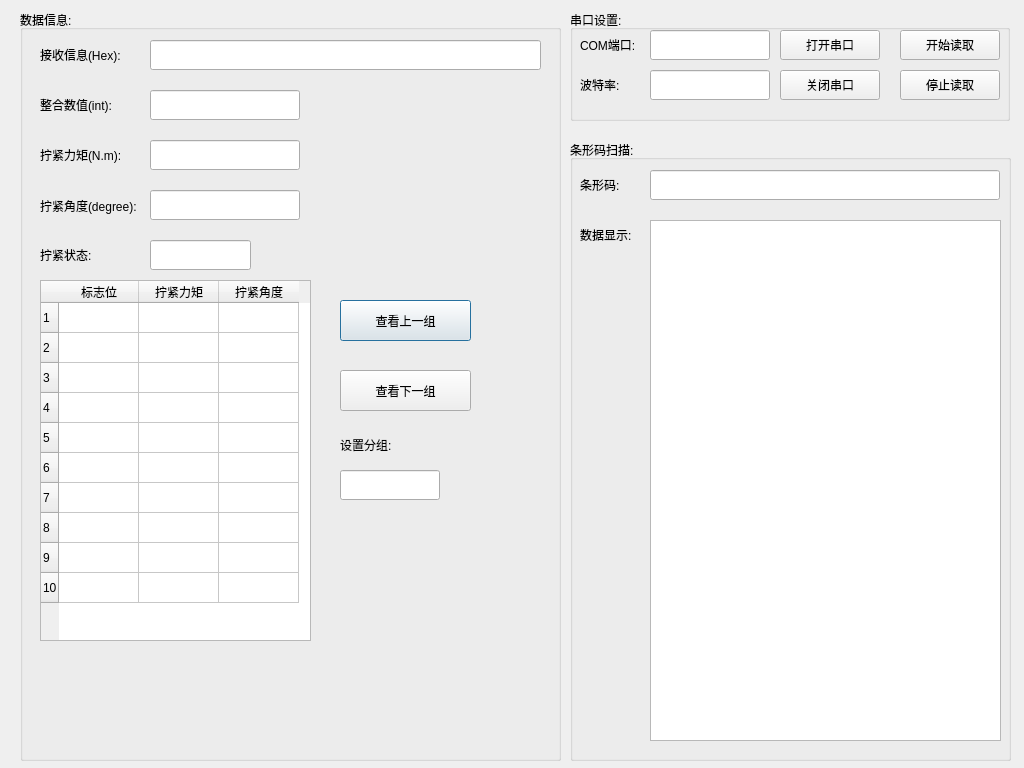
This is serialCom/res/serialCom.ui in Arvin-He/projects as Qt 5 draws it before an edit. The edited form follows.
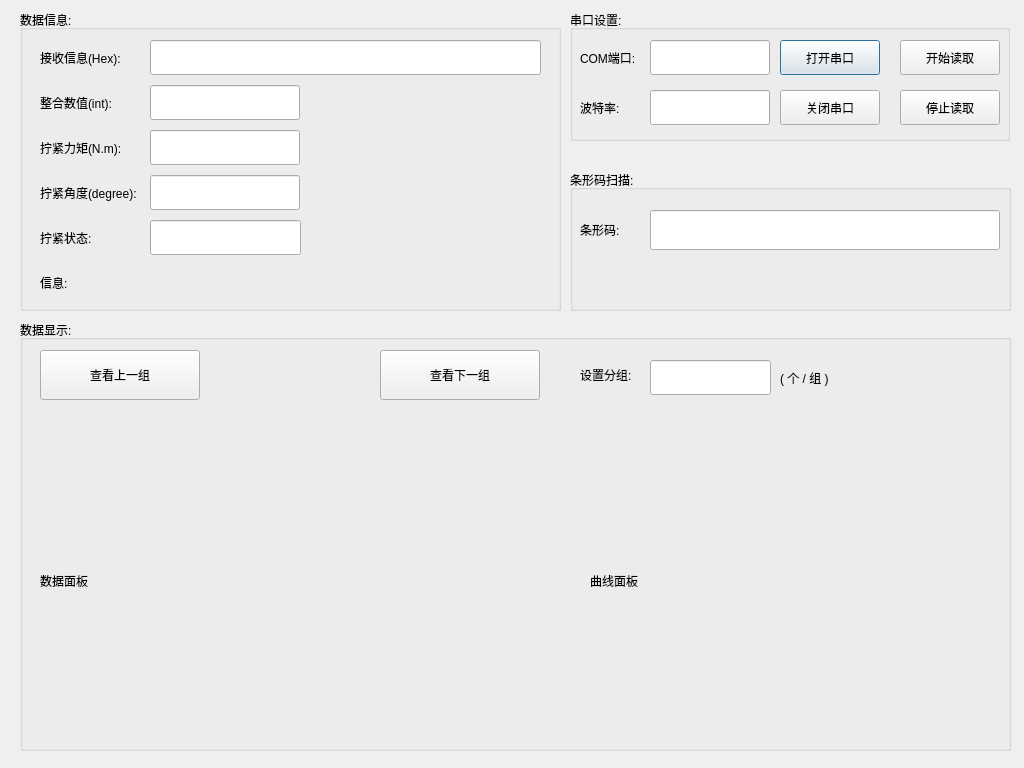
This is the edited form.

Commit message: 设定好界面布局,未添加样式

```diff
--- a/serialCom/res/serialCom.ui
+++ b/serialCom/res/serialCom.ui
@@ -25,7 +25,7 @@
      <x>20</x>
      <y>10</y>
      <width>541</width>
-     <height>751</height>
+     <height>301</height>
     </rect>
    </property>
    <property name="title">
@@ -37,7 +37,7 @@
       <x>130</x>
       <y>30</y>
       <width>391</width>
-      <height>30</height>
+      <height>35</height>
      </rect>
     </property>
     <property name="readOnly">
@@ -50,7 +50,7 @@
       <x>20</x>
       <y>30</y>
       <width>110</width>
-      <height>30</height>
+      <height>35</height>
      </rect>
     </property>
     <property name="text">
@@ -61,9 +61,9 @@
     <property name="geometry">
      <rect>
       <x>130</x>
-      <y>80</y>
+      <y>75</y>
       <width>150</width>
-      <height>30</height>
+      <height>35</height>
      </rect>
     </property>
     <property name="readOnly">
@@ -74,9 +74,9 @@
     <property name="geometry">
      <rect>
       <x>20</x>
-      <y>80</y>
+      <y>75</y>
       <width>110</width>
-      <height>30</height>
+      <height>35</height>
      </rect>
     </property>
     <property name="text">
@@ -87,9 +87,9 @@
     <property name="geometry">
      <rect>
       <x>130</x>
-      <y>130</y>
+      <y>120</y>
       <width>150</width>
-      <height>30</height>
+      <height>35</height>
      </rect>
     </property>
     <property name="readOnly">
@@ -100,9 +100,9 @@
     <property name="geometry">
      <rect>
       <x>20</x>
-      <y>130</y>
+      <y>120</y>
       <width>110</width>
-      <height>30</height>
+      <height>35</height>
      </rect>
     </property>
     <property name="text">
@@ -113,9 +113,9 @@
     <property name="geometry">
      <rect>
       <x>130</x>
-      <y>180</y>
+      <y>165</y>
       <width>150</width>
-      <height>30</height>
+      <height>35</height>
      </rect>
     </property>
     <property name="readOnly">
@@ -126,9 +126,9 @@
     <property name="geometry">
      <rect>
       <x>20</x>
-      <y>180</y>
+      <y>165</y>
       <width>111</width>
-      <height>31</height>
+      <height>35</height>
      </rect>
     </property>
     <property name="text">
@@ -139,9 +139,9 @@
     <property name="geometry">
      <rect>
       <x>20</x>
-      <y>230</y>
+      <y>210</y>
       <width>110</width>
-      <height>30</height>
+      <height>35</height>
      </rect>
     </property>
     <property name="text">
@@ -152,9 +152,9 @@
     <property name="geometry">
      <rect>
       <x>130</x>
-      <y>230</y>
-      <width>101</width>
-      <height>30</height>
+      <y>210</y>
+      <width>151</width>
+      <height>35</height>
      </rect>
     </property>
     <property name="readOnly">
@@ -164,8 +164,8 @@
    <widget class="QLabel" name="flagBitLabel">
     <property name="geometry">
      <rect>
-      <x>250</x>
-      <y>230</y>
+      <x>290</x>
+      <y>190</y>
       <width>30</width>
       <height>30</height>
      </rect>
@@ -177,118 +177,17 @@
      <string/>
     </property>
    </widget>
-   <widget class="QTableWidget" name="dataTable">
+   <widget class="QLabel" name="infoLabel">
     <property name="geometry">
      <rect>
       <x>20</x>
-      <y>270</y>
-      <width>271</width>
-      <height>361</height>
+      <y>255</y>
+      <width>491</width>
+      <height>35</height>
      </rect>
     </property>
-    <attribute name="horizontalHeaderDefaultSectionSize">
-     <number>80</number>
-    </attribute>
-    <row>
-     <property name="text">
-      <string>1</string>
-     </property>
-    </row>
-    <row>
-     <property name="text">
-      <string>2</string>
-     </property>
-    </row>
-    <row>
-     <property name="text">
-      <string>3</string>
-     </property>
-    </row>
-    <row>
-     <property name="text">
-      <string>4</string>
-     </property>
-    </row>
-    <row>
-     <property name="text">
-      <string>5</string>
-     </property>
-    </row>
-    <row>
-     <property name="text">
-      <string>6</string>
-     </property>
-    </row>
-    <row>
-     <property name="text">
-      <string>7</string>
-     </property>
-    </row>
-    <row>
-     <property name="text">
-      <string>8</string>
-     </property>
-    </row>
-    <row>
-     <property name="text">
-      <string>9</string>
-     </property>
-    </row>
-    <row>
-     <property name="text">
-      <string>10</string>
-     </property>
-    </row>
-    <column>
-     <property name="text">
-      <string>标志位</string>
-     </property>
-    </column>
-    <column>
-     <property name="text">
-      <string>拧紧力矩</string>
-     </property>
-    </column>
-    <column>
-     <property name="text">
-      <string>拧紧角度</string>
-     </property>
-    </column>
-   </widget>
-   <widget class="QPushButton" name="pushButton">
-    <property name="geometry">
-     <rect>
-      <x>320</x>
-      <y>290</y>
-      <width>131</width>
-      <height>41</height>
-     </rect>
-    </property>
     <property name="text">
-     <string>查看上一组</string>
-    </property>
-   </widget>
-   <widget class="QPushButton" name="pushButton_2">
-    <property name="geometry">
-     <rect>
-      <x>320</x>
-      <y>360</y>
-      <width>131</width>
-      <height>41</height>
-     </rect>
-    </property>
-    <property name="text">
-     <string>查看下一组</string>
-    </property>
-   </widget>
-   <widget class="QLineEdit" name="lineEdit">
-    <property name="geometry">
-     <rect>
-      <x>320</x>
-      <y>460</y>
-      <width>100</width>
-      <height>30</height>
-     </rect>
+     <string>信息:</string>
     </property>
    </widget>
   </widget>
@@ -298,7 +197,7 @@
      <x>570</x>
      <y>10</y>
      <width>440</width>
-     <height>111</height>
+     <height>131</height>
     </rect>
    </property>
    <property name="title">
@@ -308,9 +207,9 @@
     <property name="geometry">
      <rect>
       <x>210</x>
-      <y>20</y>
+      <y>30</y>
       <width>100</width>
-      <height>30</height>
+      <height>35</height>
      </rect>
     </property>
     <property name="text">
@@ -321,9 +220,9 @@
     <property name="geometry">
      <rect>
       <x>80</x>
-      <y>20</y>
+      <y>30</y>
       <width>120</width>
-      <height>30</height>
+      <height>35</height>
      </rect>
     </property>
     <property name="readOnly">
@@ -334,9 +233,9 @@
     <property name="geometry">
      <rect>
       <x>10</x>
-      <y>20</y>
+      <y>30</y>
       <width>65</width>
-      <height>30</height>
+      <height>35</height>
      </rect>
     </property>
     <property name="text">
@@ -347,9 +246,9 @@
     <property name="geometry">
      <rect>
       <x>210</x>
-      <y>60</y>
+      <y>80</y>
       <width>100</width>
-      <height>30</height>
+      <height>35</height>
      </rect>
     </property>
     <property name="text">
@@ -360,9 +259,9 @@
     <property name="geometry">
      <rect>
       <x>10</x>
-      <y>60</y>
+      <y>80</y>
       <width>65</width>
-      <height>30</height>
+      <height>35</height>
      </rect>
     </property>
     <property name="text">
@@ -373,9 +272,9 @@
     <property name="geometry">
      <rect>
       <x>80</x>
-      <y>60</y>
+      <y>80</y>
       <width>120</width>
-      <height>30</height>
+      <height>35</height>
      </rect>
     </property>
     <property name="readOnly">
@@ -386,9 +285,9 @@
     <property name="geometry">
      <rect>
       <x>330</x>
-      <y>60</y>
+      <y>80</y>
       <width>100</width>
-      <height>30</height>
+      <height>35</height>
      </rect>
     </property>
     <property name="text">
@@ -399,9 +298,9 @@
     <property name="geometry">
      <rect>
       <x>330</x>
-      <y>20</y>
+      <y>30</y>
       <width>100</width>
-      <height>30</height>
+      <height>35</height>
      </rect>
     </property>
     <property name="text">
@@ -409,26 +308,13 @@
     </property>
    </widget>
   </widget>
-  <widget class="QLabel" name="infoLabel">
-   <property name="geometry">
-    <rect>
-     <x>20</x>
-     <y>430</y>
-     <width>541</width>
-     <height>30</height>
-    </rect>
-   </property>
-   <property name="text">
-    <string/>
-   </property>
-  </widget>
   <widget class="QGroupBox" name="groupBox_3">
    <property name="geometry">
     <rect>
      <x>570</x>
-     <y>140</y>
+     <y>170</y>
      <width>441</width>
-     <height>621</height>
+     <height>141</height>
     </rect>
    </property>
    <property name="title">
@@ -438,9 +324,9 @@
     <property name="geometry">
      <rect>
       <x>80</x>
-      <y>30</y>
+      <y>40</y>
       <width>350</width>
-      <height>30</height>
+      <height>40</height>
      </rect>
     </property>
    </widget>
@@ -448,51 +334,119 @@
     <property name="geometry">
      <rect>
       <x>10</x>
-      <y>30</y>
+      <y>40</y>
       <width>65</width>
-      <height>30</height>
+      <height>40</height>
      </rect>
     </property>
     <property name="text">
      <string>条形码:</string>
     </property>
    </widget>
+  </widget>
+  <widget class="QGroupBox" name="groupBox_4">
+   <property name="geometry">
+    <rect>
+     <x>20</x>
+     <y>320</y>
+     <width>991</width>
+     <height>431</height>
+    </rect>
+   </property>
+   <property name="title">
+    <string>数据显示:</string>
+   </property>
+   <widget class="QLineEdit" name="groupCountEdit">
+    <property name="geometry">
+     <rect>
+      <x>630</x>
+      <y>40</y>
+      <width>121</width>
+      <height>35</height>
+     </rect>
+    </property>
+   </widget>
+   <widget class="QPushButton" name="preBtn">
+    <property name="geometry">
+     <rect>
+      <x>20</x>
+      <y>30</y>
+      <width>160</width>
+      <height>50</height>
+     </rect>
+    </property>
+    <property name="text">
+     <string>查看上一组</string>
+    </property>
+   </widget>
+   <widget class="QPushButton" name="nextBtn">
+    <property name="geometry">
+     <rect>
+      <x>360</x>
+      <y>30</y>
+      <width>160</width>
+      <height>50</height>
+     </rect>
+    </property>
+    <property name="text">
+     <string>查看下一组</string>
+    </property>
+   </widget>
+   <widget class="QLabel" name="label_6">
+    <property name="geometry">
+     <rect>
+      <x>560</x>
+      <y>40</y>
+      <width>65</width>
+      <height>30</height>
+     </rect>
+    </property>
+    <property name="text">
+     <string>设置分组:</string>
+    </property>
+   </widget>
    <widget class="QLabel" name="label_9">
     <property name="geometry">
      <rect>
-      <x>10</x>
-      <y>80</y>
-      <width>65</width>
-      <height>30</height>
+      <x>760</x>
+      <y>40</y>
+      <width>111</width>
+      <height>35</height>
      </rect>
     </property>
     <property name="text">
-     <string>数据显示:</string>
+     <string>( 个 / 组 )</string>
     </property>
    </widget>
-   <widget class="QTextBrowser" name="textBrowser">
+   <widget class="QLabel" name="dataPanel">
     <property name="geometry">
      <rect>
-      <x>80</x>
-      <y>80</y>
-      <width>351</width>
-      <height>521</height>
+      <x>20</x>
+      <y>90</y>
+      <width>511</width>
+      <height>341</height>
      </rect>
     </property>
+    <property name="styleSheet">
+     <string notr="true">font: 75 12pt &quot;宋体&quot;;</string>
+    </property>
+    <property name="text">
+     <string>数据面板</string>
+    </property>
    </widget>
-  </widget>
-  <widget class="QLabel" name="label_6">
-   <property name="geometry">
-    <rect>
-     <x>340</x>
-     <y>430</y>
-     <width>100</width>
-     <height>30</height>
-    </rect>
-   </property>
-   <property name="text">
-    <string>设置分组:</string>
-   </property>
+   <widget class="QLabel" name="graphPanel">
+    <property name="geometry">
+     <rect>
+      <x>570</x>
+      <y>90</y>
+      <width>401</width>
+      <height>341</height>
+     </rect>
+    </property>
+    <property name="text">
+     <string>曲线面板</string>
+    </property>
+   </widget>
   </widget>
  </widget>
  <resources/>
```
The commit also changes 6 other files.
